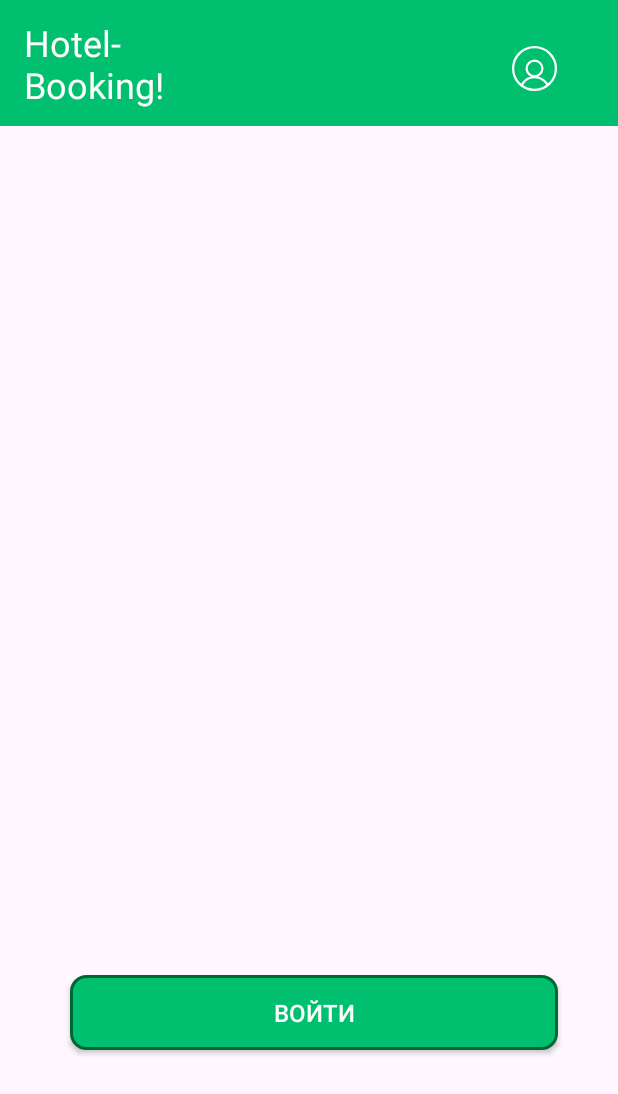
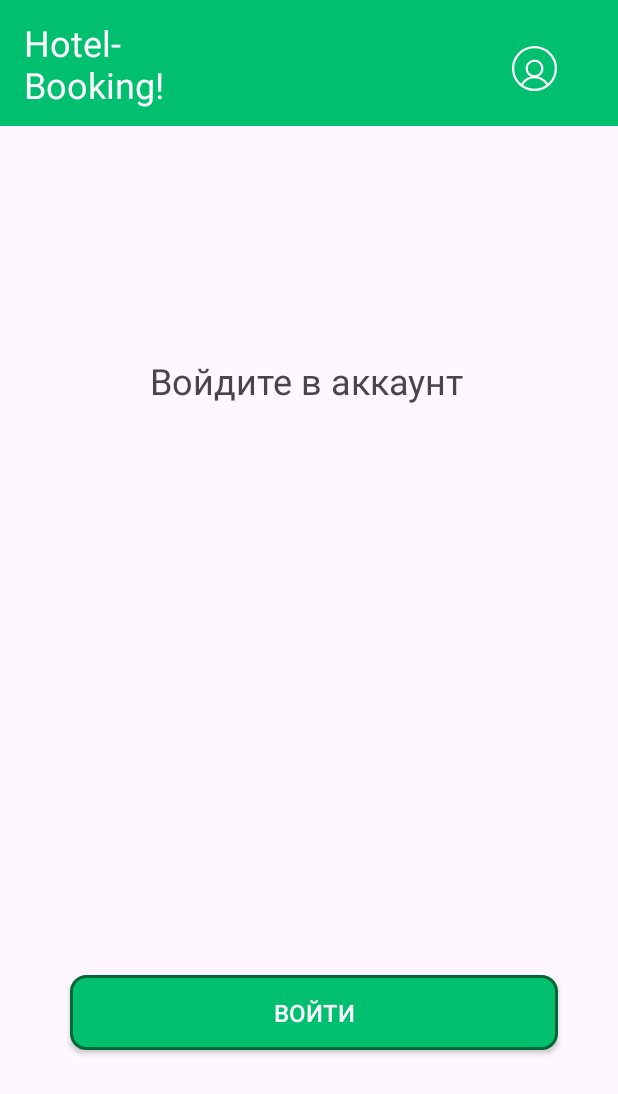
Before and after one commit to Kolpriks/Hotel_Booking, an Android app: the Profile screen opened directly, with no data from a screen before it, on a phone screen of 412 x 824 dp. Shown: the top 1094 px of the screen. Run offline under Robolectric (Android 15) with nearby library versions, the phone set to English and light mode, and no system bars.

Commit message:
Added Login button transformation into Logout

```diff
--- a/app/src/main/java/com/example/hotelbooking/Profile.java
+++ b/app/src/main/java/com/example/hotelbooking/Profile.java
@@ -1,21 +1,40 @@
 package com.example.hotelbooking;
 
 import androidx.appcompat.app.AppCompatActivity;
+import androidx.appcompat.widget.AppCompatButton;
 
 import android.content.Intent;
 import android.os.Bundle;
 import android.view.View;
+import android.widget.TextView;
+
+import org.w3c.dom.Text;
 
 public class Profile extends AppCompatActivity {
-
+    private AppCompatButton button;
+    private TextView username;
     @Override
     protected void onCreate(Bundle savedInstanceState) {
         super.onCreate(savedInstanceState);
         setContentView(R.layout.activity_profile);
+
+        button = findViewById(R.id.appCompatButton);
+        username = findViewById(R.id.textViewUsername);
+
+        if (UserState.getInstance().isLoggedIn()) {
+            username.setText(UserState.getInstance().getName());
+            button.setText("Выйти");
+        }
     }
     public void toLogin(View view){
-        Intent intent = new Intent(this, Login.class);
-        startActivity(intent);
+        if (UserState.getInstance().isLoggedIn()) {
+            UserState.getInstance().Logout();
+            Intent intent = new Intent(this, MainActivity.class);
+            startActivity(intent);
+        } else {
+            Intent intent = new Intent(this, Login.class);
+            startActivity(intent);
+        }
     }
 
     public void backOnMain(View view) {
--- a/app/src/main/java/com/example/hotelbooking/Registration.java
+++ b/app/src/main/java/com/example/hotelbooking/Registration.java
@@ -45,11 +45,11 @@ public class Registration extends AppCompatActivity {
                     Toast.makeText(this, "Проблемы с подключением", Toast.LENGTH_SHORT).show();
                 }
                 Log.v("Registration.registerUser", "All without exceptions");
-                Intent intent = new Intent(this, Login.class);
-                startActivity(intent);
             }
+            Intent intent = new Intent(this, Login.class);
+            startActivity(intent);
         } catch (SQLiteException e) {
-            Log.e("MainActivity.onCreate", "Error whith connecting to database");
+            Log.e("Registration.registerUser", "Error whith connecting to database");
             return;
         }
         Log.v("Registration.registerUser", "Sucessful registration");
--- a/app/src/main/res/layout/activity_login.xml
+++ b/app/src/main/res/layout/activity_login.xml
@@ -116,6 +116,7 @@
         android:layout_height="50dp"
         android:layout_marginTop="324dp"
         android:layout_marginEnd="28dp"
+        android:onClick="loginUser"
         android:text="Войти"
         app:layout_constraintEnd_toEndOf="@+id/imageView4"
         app:layout_constraintTop_toTopOf="@+id/imageView4" />
--- a/app/src/main/res/layout/activity_profile.xml
+++ b/app/src/main/res/layout/activity_profile.xml
@@ -44,6 +44,7 @@
       tools:ignore="TouchTargetSizeCheck" />
 
   <androidx.appcompat.widget.AppCompatButton
+      android:id="@+id/appCompatButton"
       style="@style/CustomButtonStyle"
       android:layout_width="325dp"
       android:layout_height="50dp"
@@ -54,4 +55,15 @@
       app:layout_constraintBottom_toBottomOf="parent"
       app:layout_constraintEnd_toEndOf="parent" />
 
+  <TextView
+      android:id="@+id/textViewUsername"
+      android:layout_width="wrap_content"
+      android:layout_height="wrap_content"
+      android:layout_marginStart="100dp"
+      android:layout_marginBottom="380dp"
+      android:text="Войдите в аккаунт"
+      android:textSize="24sp"
+      app:layout_constraintBottom_toTopOf="@+id/appCompatButton"
+      app:layout_constraintStart_toStartOf="parent" />
+
 </androidx.constraintlayout.widget.ConstraintLayout>
```
Also changed, not shown: app/src/main/java/com/example/hotelbooking/Login.java (+41 -0 lines), app/src/main/java/com/example/hotelbooking/UserState.java (+60 -11 lines).
